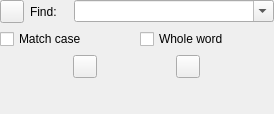
testmana2/test, file UI/SearchWidget.ui: the form before one commit.
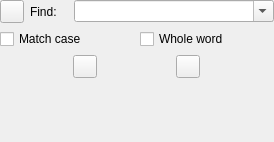
The form after the commit.

The edit to the form file:
```diff
--- a/UI/SearchWidget.ui
+++ b/UI/SearchWidget.ui
@@ -7,7 +7,7 @@
     <x>0</x>
     <y>0</y>
     <width>274</width>
-    <height>114</height>
+    <height>142</height>
    </rect>
   </property>
   <property name="windowTitle">
```
Left out of the diff: 10 changed lines with no effect on the pictures.
